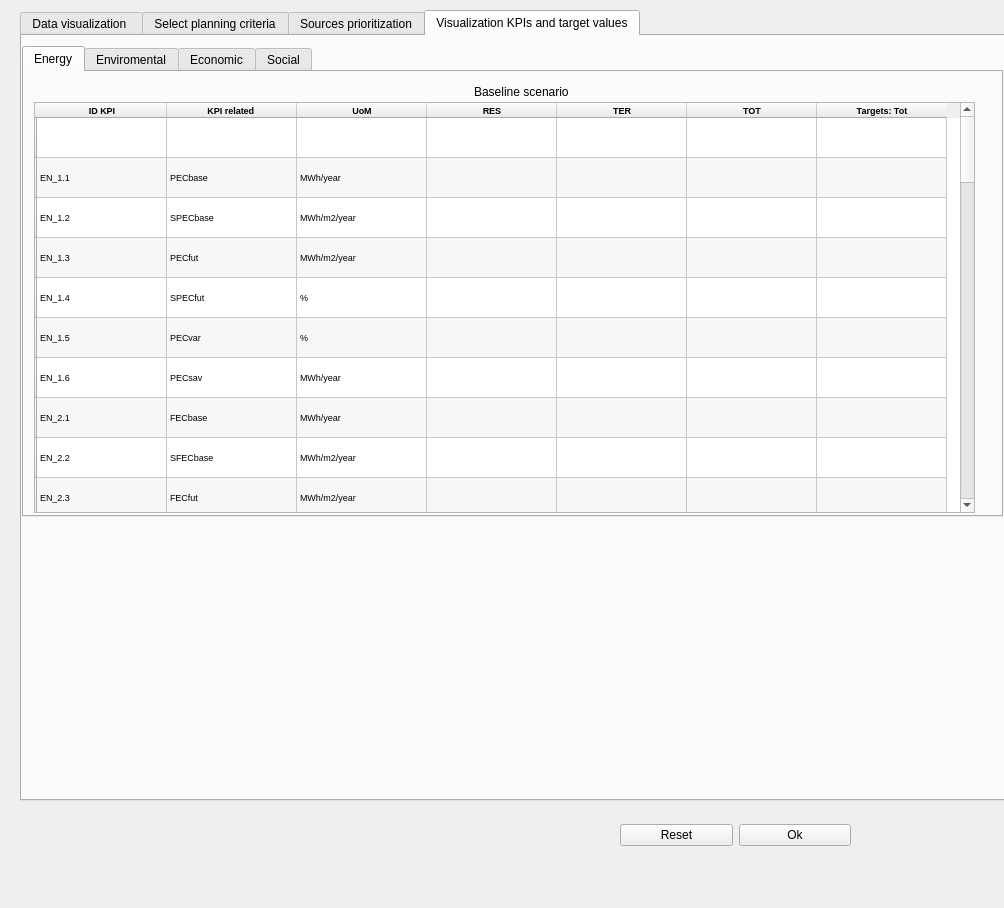
Before: the Qt Designer form planning_and_simulation_modules/ui/Step3dockwidget.ui in Planheat/Planheat-Tool, drawn with Qt 5.
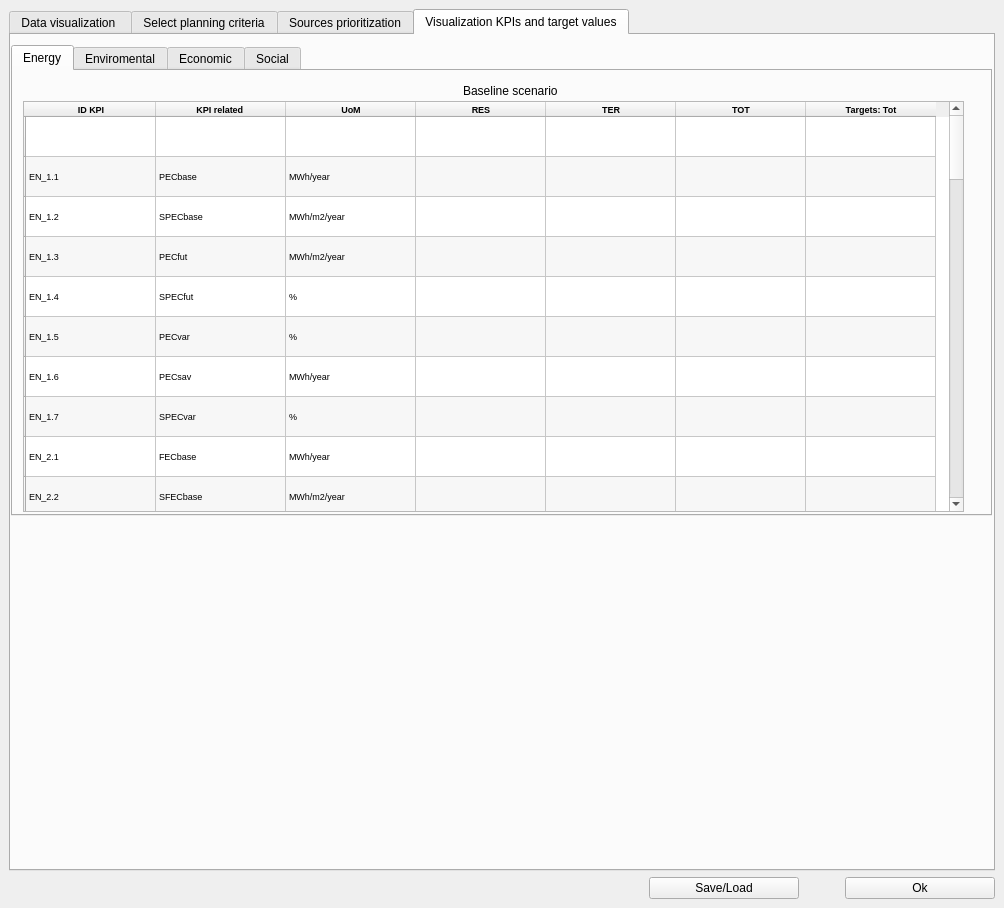
After: the same form once the commit is applied. The open tabs and pages were chosen to show the change.

Patch:
```diff
--- a/planning_and_simulation_modules/ui/Step3dockwidget.ui
+++ b/planning_and_simulation_modules/ui/Step3dockwidget.ui
@@ -14,41 +14,9 @@
    <string>Selection of planning criteria and KPIs</string>
   </property>
   <widget class="QWidget" name="dockWidgetContents">
-   <widget class="QWidget" name="horizontalLayoutWidget">
-    <property name="geometry">
-     <rect>
-      <x>620</x>
-      <y>810</y>
-      <width>231</width>
-      <height>51</height>
-     </rect>
-    </property>
-    <layout class="QHBoxLayout" name="horizontalLayout">
+   <layout class="QVBoxLayout" name="verticalLayout">
      <item>
-      <widget class="QPushButton" name="resetTargets">
-       <property name="text">
-        <string>Reset</string>
-       </property>
-      </widget>
-     </item>
-     <item>
-      <widget class="QPushButton" name="oktargets">
-       <property name="text">
-        <string>Ok</string>
-       </property>
-      </widget>
-     </item>
-    </layout>
-   </widget>
    <widget class="QTabWidget" name="tabWidget_2">
-    <property name="geometry">
-     <rect>
-      <x>20</x>
-      <y>10</y>
-      <width>991</width>
-      <height>791</height>
-     </rect>
-    </property>
     <property name="currentIndex">
      <number>3</number>
     </property>
@@ -3489,6 +3457,16 @@
           <string/>
          </property>
         </row>
+          <row>
+           <property name="text">
+            <string/>
+           </property>
+          </row>
+          <row>
+           <property name="text">
+            <string/>
+           </property>
+          </row>
         <column>
          <property name="text">
           <string>ID KPI</string>
@@ -3786,6 +3764,36 @@
         </item>
         <item row="7" column="0">
          <property name="text">
+            <string>EN_1.7</string>
+           </property>
+           <property name="font">
+            <font>
+             <pointsize>7</pointsize>
+            </font>
+           </property>
+          </item>
+          <item row="7" column="1">
+           <property name="text">
+            <string>SPECvar</string>
+           </property>
+           <property name="font">
+            <font>
+             <pointsize>7</pointsize>
+            </font>
+           </property>
+          </item>
+          <item row="7" column="2">
+           <property name="text">
+            <string>%</string>
+           </property>
+           <property name="font">
+            <font>
+             <pointsize>7</pointsize>
+            </font>
+           </property>
+          </item>
+          <item row="8" column="0">
+           <property name="text">
           <string>EN_2.1</string>
          </property>
          <property name="font">
@@ -3794,7 +3802,7 @@
           </font>
          </property>
         </item>
-        <item row="7" column="1">
+          <item row="8" column="1">
          <property name="text">
           <string>FECbase</string>
          </property>
@@ -3804,7 +3812,7 @@
           </font>
          </property>
         </item>
-        <item row="7" column="2">
+          <item row="8" column="2">
          <property name="text">
           <string>MWh/year</string>
          </property>
@@ -3814,7 +3822,7 @@
           </font>
          </property>
         </item>
-        <item row="8" column="0">
+          <item row="9" column="0">
          <property name="text">
           <string>EN_2.2</string>
          </property>
@@ -3824,7 +3832,7 @@
           </font>
          </property>
         </item>
-        <item row="8" column="1">
+          <item row="9" column="1">
          <property name="text">
           <string>SFECbase</string>
          </property>
@@ -3834,7 +3842,7 @@
           </font>
          </property>
         </item>
-        <item row="8" column="2">
+          <item row="9" column="2">
          <property name="text">
           <string>MWh/m2/year</string>
          </property>
@@ -3844,7 +3852,7 @@
           </font>
          </property>
         </item>
-        <item row="9" column="0">
+          <item row="10" column="0">
          <property name="text">
           <string>EN_2.3</string>
          </property>
@@ -3854,7 +3862,7 @@
           </font>
          </property>
         </item>
-        <item row="9" column="1">
+          <item row="10" column="1">
          <property name="text">
           <string>FECfut</string>
          </property>
@@ -3864,7 +3872,7 @@
           </font>
          </property>
         </item>
-        <item row="9" column="2">
+          <item row="10" column="2">
          <property name="text">
           <string>MWh/m2/year</string>
          </property>
@@ -3874,7 +3882,7 @@
           </font>
          </property>
         </item>
-        <item row="10" column="0">
+          <item row="11" column="0">
          <property name="text">
           <string>EN_2.4</string>
          </property>
@@ -3884,7 +3892,7 @@
           </font>
          </property>
         </item>
-        <item row="10" column="1">
+          <item row="11" column="1">
          <property name="text">
           <string>FPECfut</string>
          </property>
@@ -3894,7 +3902,7 @@
           </font>
          </property>
         </item>
-        <item row="10" column="2">
+          <item row="11" column="2">
          <property name="text">
           <string>%</string>
          </property>
@@ -3904,7 +3912,7 @@
           </font>
          </property>
         </item>
-        <item row="11" column="0">
+          <item row="12" column="0">
          <property name="text">
           <string>EN_2.5</string>
          </property>
@@ -3914,7 +3922,7 @@
           </font>
          </property>
         </item>
-        <item row="11" column="1">
+          <item row="12" column="1">
          <property name="text">
           <string>FECvar</string>
          </property>
@@ -3924,7 +3932,7 @@
           </font>
          </property>
         </item>
-        <item row="11" column="2">
+          <item row="12" column="2">
          <property name="text">
           <string>%</string>
          </property>
@@ -3934,7 +3942,7 @@
           </font>
          </property>
         </item>
-        <item row="12" column="0">
+          <item row="13" column="0">
          <property name="text">
           <string>EN_2.6</string>
          </property>
@@ -3944,7 +3952,7 @@
           </font>
          </property>
         </item>
-        <item row="12" column="1">
+          <item row="13" column="1">
          <property name="text">
           <string>SFECvar</string>
          </property>
@@ -3954,7 +3962,7 @@
           </font>
          </property>
         </item>
-        <item row="12" column="2">
+          <item row="13" column="2">
          <property name="text">
           <string>MWh/year</string>
          </property>
@@ -3964,7 +3972,7 @@
           </font>
          </property>
         </item>
-        <item row="13" column="0">
+          <item row="14" column="0">
          <property name="text">
           <string>EN_3.1</string>
          </property>
@@ -3974,7 +3982,7 @@
           </font>
          </property>
         </item>
-        <item row="13" column="1">
+          <item row="14" column="1">
          <property name="text">
           <string>UEDbase</string>
          </property>
@@ -3984,7 +3992,7 @@
           </font>
          </property>
         </item>
-        <item row="13" column="2">
+          <item row="14" column="2">
          <property name="text">
           <string>MWh/year</string>
          </property>
@@ -3994,7 +4002,7 @@
           </font>
          </property>
         </item>
-        <item row="14" column="0">
+          <item row="15" column="0">
          <property name="text">
           <string>EN_3.2</string>
          </property>
@@ -4004,7 +4012,7 @@
           </font>
          </property>
         </item>
-        <item row="14" column="1">
+          <item row="15" column="1">
          <property name="text">
           <string>SUEDbase</string>
          </property>
@@ -4014,7 +4022,7 @@
           </font>
          </property>
         </item>
-        <item row="14" column="2">
+          <item row="15" column="2">
          <property name="text">
           <string>MWh/m2/year</string>
          </property>
@@ -4024,7 +4032,7 @@
           </font>
          </property>
         </item>
-        <item row="15" column="0">
+          <item row="16" column="0">
          <property name="text">
           <string>EN_3.3</string>
          </property>
@@ -4034,7 +4042,7 @@
           </font>
          </property>
         </item>
-        <item row="15" column="1">
+          <item row="16" column="1">
          <property name="text">
           <string>UEDfut</string>
          </property>
@@ -4044,7 +4052,7 @@
           </font>
          </property>
         </item>
-        <item row="15" column="2">
+          <item row="16" column="2">
          <property name="text">
           <string>MWh/m2/year</string>
          </property>
@@ -4054,7 +4062,7 @@
           </font>
          </property>
         </item>
-        <item row="16" column="0">
+          <item row="17" column="0">
          <property name="text">
           <string>EN_3.4</string>
          </property>
@@ -4064,7 +4072,7 @@
           </font>
          </property>
         </item>
-        <item row="16" column="1">
+          <item row="17" column="1">
          <property name="text">
           <string>SUEDfut</string>
          </property>
@@ -4074,7 +4082,7 @@
           </font>
          </property>
         </item>
-        <item row="16" column="2">
+          <item row="17" column="2">
          <property name="text">
           <string>%</string>
          </property>
@@ -4084,7 +4092,7 @@
           </font>
          </property>
         </item>
-        <item row="17" column="0">
+          <item row="18" column="0">
          <property name="text">
           <string>EN_3.5</string>
          </property>
@@ -4094,7 +4102,7 @@
           </font>
          </property>
         </item>
-        <item row="17" column="1">
+          <item row="18" column="1">
          <property name="text">
           <string>UEDvar</string>
          </property>
@@ -4104,7 +4112,7 @@
           </font>
          </property>
         </item>
-        <item row="17" column="2">
+          <item row="18" column="2">
          <property name="text">
           <string>MWh/m2/year</string>
          </property>
@@ -4114,7 +4122,7 @@
           </font>
          </property>
         </item>
-        <item row="18" column="0">
+          <item row="19" column="0">
          <property name="text">
           <string>EN_3.6</string>
          </property>
@@ -4124,7 +4132,7 @@
           </font>
          </property>
         </item>
-        <item row="18" column="1">
+          <item row="19" column="1">
          <property name="text">
           <string>SUEDvar</string>
          </property>
@@ -4134,7 +4142,7 @@
           </font>
          </property>
         </item>
-        <item row="18" column="2">
+          <item row="19" column="2">
          <property name="text">
           <string>MWh/year</string>
          </property>
@@ -4144,7 +4152,38 @@
           </font>
          </property>
         </item>
-        <item row="19" column="0">
+          <item row="20" column="0">
+           <property name="text">
+            <string>EN_3.7</string>
+           </property>
+           <property name="font">
+            <font>
+             <pointsize>7</pointsize>
+            </font>
+           </property>
+          </item>
+          <item row="20" column="1">
+           <property name="text">
+            <string>SUEDvar</string>
+           </property>
+           <property name="font">
+            <font>
+             <family>MS Shell Dlg 2</family>
+             <pointsize>7</pointsize>
+            </font>
+           </property>
+          </item>
+          <item row="20" column="2">
+           <property name="text">
+            <string>%</string>
+           </property>
+           <property name="font">
+            <font>
+             <pointsize>7</pointsize>
+            </font>
+           </property>
+          </item>
+          <item row="21" column="0">
          <property name="text">
           <string>EN_4.1</string>
          </property>
@@ -4154,7 +4193,7 @@
           </font>
          </property>
         </item>
-        <item row="19" column="1">
+          <item row="21" column="1">
          <property name="text">
           <string>RESbase</string>
          </property>
@@ -4164,7 +4203,7 @@
           </font>
          </property>
         </item>
-        <item row="19" column="2">
+          <item row="21" column="2">
          <property name="text">
           <string>MWh/year</string>
          </property>
@@ -4174,7 +4213,7 @@
           </font>
          </property>
         </item>
-        <item row="20" column="0">
+          <item row="22" column="0">
          <property name="text">
           <string>EN_4.2</string>
          </property>
@@ -4184,7 +4223,7 @@
           </font>
          </property>
         </item>
-        <item row="20" column="1">
+          <item row="22" column="1">
          <property name="text">
           <string>RES % baseline</string>
          </property>
@@ -4194,7 +4233,7 @@
           </font>
          </property>
         </item>
-        <item row="20" column="2">
+          <item row="22" column="2">
          <property name="text">
           <string>%</string>
          </property>
@@ -4204,7 +4243,7 @@
           </font>
          </property>
         </item>
-        <item row="21" column="0">
+          <item row="23" column="0">
          <property name="text">
           <string>EN_4.3</string>
          </property>
@@ -4214,7 +4253,7 @@
           </font>
          </property>
         </item>
-        <item row="21" column="1">
+          <item row="23" column="1">
          <property name="text">
           <string>RESfut</string>
          </property>
@@ -4224,7 +4263,7 @@
           </font>
          </property>
         </item>
-        <item row="21" column="2">
+          <item row="23" column="2">
          <property name="text">
           <string>%</string>
          </property>
@@ -4234,7 +4273,7 @@
           </font>
          </property>
         </item>
-        <item row="22" column="0">
+          <item row="24" column="0">
          <property name="text">
           <string>EN_4.4</string>
          </property>
@@ -4244,7 +4283,7 @@
           </font>
          </property>
         </item>
-        <item row="22" column="1">
+          <item row="24" column="1">
          <property name="text">
           <string>RESfut%</string>
          </property>
@@ -4254,7 +4293,7 @@
           </font>
          </property>
         </item>
-        <item row="22" column="2">
+          <item row="24" column="2">
          <property name="text">
           <string>%</string>
          </property>
@@ -4264,7 +4303,7 @@
           </font>
          </property>
         </item>
-        <item row="23" column="0">
+          <item row="25" column="0">
          <property name="text">
           <string>EN_5.1</string>
          </property>
@@ -4274,7 +4313,7 @@
           </font>
          </property>
         </item>
-        <item row="23" column="1">
+          <item row="25" column="1">
          <property name="text">
           <string>WHbase</string>
          </property>
@@ -4284,7 +4323,7 @@
           </font>
          </property>
         </item>
-        <item row="23" column="2">
+          <item row="25" column="2">
          <property name="text">
           <string>MWh/year</string>
          </property>
@@ -4294,7 +4333,7 @@
           </font>
          </property>
         </item>
-        <item row="24" column="0">
+          <item row="26" column="0">
          <property name="text">
           <string>EN_5.2</string>
          </property>
@@ -4304,7 +4343,7 @@
           </font>
          </property>
         </item>
-        <item row="24" column="1">
+          <item row="26" column="1">
          <property name="text">
           <string>WHbase%</string>
          </property>
@@ -4314,7 +4353,7 @@
           </font>
          </property>
         </item>
-        <item row="24" column="2">
+          <item row="26" column="2">
          <property name="text">
           <string>%</string>
          </property>
@@ -4324,7 +4363,7 @@
           </font>
          </property>
         </item>
-        <item row="25" column="0">
+          <item row="27" column="0">
          <property name="text">
           <string>EN_5.3</string>
          </property>
@@ -4334,7 +4373,7 @@
           </font>
          </property>
         </item>
-        <item row="25" column="1">
+          <item row="27" column="1">
          <property name="text">
           <string>WHfut</string>
          </property>
@@ -4344,69 +4383,9 @@
           </font>
          </property>
         </item>
-        <item row="25" column="2">
-         <property name="text">
-          <string>%</string>
-         </property>
-         <property name="font">
-          <font>
-           <pointsize>7</pointsize>
-          </font>
-         </property>
-        </item>
-        <item row="26" column="0">
-         <property name="text">
-          <string>EN_5.4</string>
-         </property>
-         <property name="font">
-          <font>
-           <pointsize>7</pointsize>
-          </font>
-         </property>
-        </item>
-        <item row="26" column="1">
-         <property name="text">
-          <string>WHfut%</string>
-         </property>
-         <property name="font">
-          <font>
-           <pointsize>7</pointsize>
-          </font>
-         </property>
-        </item>
-        <item row="26" column="2">
-         <property name="text">
-          <string>%</string>
-         </property>
-         <property name="font">
-          <font>
-           <pointsize>7</pointsize>
-          </font>
-         </property>
-        </item>
-        <item row="27" column="0">
-         <property name="text">
-          <string>EN_6.1</string>
-         </property>
-         <property name="font">
-          <font>
-           <pointsize>7</pointsize>
-          </font>
-         </property>
-        </item>
-        <item row="27" column="1">
-         <property name="text">
-          <string>CFbase</string>
-         </property>
-         <property name="font">
-          <font>
-           <pointsize>7</pointsize>
-          </font>
-         </property>
-        </item>
         <item row="27" column="2">
          <property name="text">
-          <string>MWh/year</string>
+            <string>%</string>
          </property>
          <property name="font">
           <font>
@@ -4416,7 +4395,7 @@
         </item>
         <item row="28" column="0">
          <property name="text">
-          <string>EN_6.2</string>
+            <string>EN_5.4</string>
          </property>
          <property name="font">
           <font>
@@ -4426,7 +4405,7 @@
         </item>
         <item row="28" column="1">
          <property name="text">
-          <string>CFs % baseline</string>
+            <string>WHfut%</string>
          </property>
          <property name="font">
           <font>
@@ -4446,7 +4425,7 @@
         </item>
         <item row="29" column="0">
          <property name="text">
-          <string>EN_6.3</string>
+            <string>EN_6.1</string>
          </property>
          <property name="font">
           <font>
@@ -4456,7 +4435,7 @@
         </item>
         <item row="29" column="1">
          <property name="text">
-          <string>CFfut</string>
+            <string>CFbase</string>
          </property>
          <property name="font">
           <font>
@@ -4466,7 +4445,7 @@
         </item>
         <item row="29" column="2">
          <property name="text">
-          <string>%</string>
+            <string>MWh/year</string>
          </property>
          <property name="font">
           <font>
@@ -4476,7 +4455,7 @@
         </item>
         <item row="30" column="0">
          <property name="text">
-          <string>EN_6.4</string>
+            <string>EN_6.2</string>
          </property>
          <property name="font">
           <font>
@@ -4486,7 +4465,7 @@
         </item>
         <item row="30" column="1">
          <property name="text">
-          <string>CFfut%</string>
+            <string>CFs % baseline</string>
          </property>
          <property name="font">
           <font>
@@ -4506,7 +4485,7 @@
         </item>
         <item row="31" column="0">
          <property name="text">
-          <string>EN_7.1</string>
+            <string>EN_6.3</string>
          </property>
          <property name="font">
           <font>
@@ -4516,7 +4495,7 @@
         </item>
         <item row="31" column="1">
          <property name="text">
-          <string>ELbase</string>
+            <string>CFfut</string>
          </property>
          <property name="font">
           <font>
@@ -4526,7 +4505,7 @@
         </item>
         <item row="31" column="2">
          <property name="text">
-          <string>MWh/year</string>
+            <string>%</string>
          </property>
          <property name="font">
           <font>
@@ -4536,7 +4515,7 @@
         </item>
         <item row="32" column="0">
          <property name="text">
-          <string>EN_7.2</string>
+            <string>EN_6.4</string>
          </property>
          <property name="font">
           <font>
@@ -4546,7 +4525,7 @@
         </item>
         <item row="32" column="1">
          <property name="text">
-          <string>EI % baseline</string>
+            <string>CFfut%</string>
          </property>
          <property name="font">
           <font>
@@ -4566,7 +4545,7 @@
         </item>
         <item row="33" column="0">
          <property name="text">
-          <string>EN_7.3</string>
+            <string>EN_7.1</string>
          </property>
          <property name="font">
           <font>
@@ -4576,7 +4555,7 @@
         </item>
         <item row="33" column="1">
          <property name="text">
-          <string>ELfut</string>
+            <string>ELbase</string>
          </property>
          <property name="font">
           <font>
@@ -4586,7 +4565,7 @@
         </item>
         <item row="33" column="2">
          <property name="text">
-          <string>%</string>
+            <string>MWh/year</string>
          </property>
          <property name="font">
           <font>
@@ -4596,7 +4575,7 @@
         </item>
         <item row="34" column="0">
          <property name="text">
-          <string>EN_7.4</string>
+            <string>EN_7.2</string>
          </property>
          <property name="font">
           <font>
@@ -4606,7 +4585,7 @@
         </item>
         <item row="34" column="1">
          <property name="text">
-          <string>ELfut%</string>
+            <string>EI % baseline</string>
          </property>
          <property name="font">
           <font>
@@ -4626,7 +4605,7 @@
         </item>
         <item row="35" column="0">
          <property name="text">
-          <string>EN_9.1</string>
+            <string>EN_7.3</string>
          </property>
          <property name="font">
           <font>
@@ -4636,7 +4615,7 @@
         </item>
         <item row="35" column="1">
          <property name="text">
-          <string>Baseline cooling penetration</string>
+            <string>ELfut</string>
          </property>
          <property name="font">
           <font>
@@ -4656,7 +4635,7 @@
         </item>
         <item row="36" column="0">
          <property name="text">
-          <string>EN_9.2</string>
+            <string>EN_7.4</string>
          </property>
          <property name="font">
           <font>
@@ -4666,7 +4645,7 @@
         </item>
         <item row="36" column="1">
          <property name="text">
-          <string>Future cooling penetration</string>
+            <string>ELfut%</string>
          </property>
          <property name="font">
           <font>
@@ -4686,7 +4665,7 @@
         </item>
         <item row="37" column="0">
          <property name="text">
-          <string>EN_11.1</string>
+            <string>EN_9.1</string>
          </property>
          <property name="font">
           <font>
@@ -4696,7 +4675,7 @@
         </item>
         <item row="37" column="1">
          <property name="text">
-          <string>Sthpenfut</string>
+            <string>Baseline cooling penetration</string>
          </property>
          <property name="font">
           <font>
@@ -4706,7 +4685,7 @@
         </item>
         <item row="37" column="2">
          <property name="text">
-          <string>MWh/year</string>
+            <string>%</string>
          </property>
          <property name="font">
           <font>
@@ -4716,7 +4695,7 @@
         </item>
         <item row="38" column="0">
          <property name="text">
-          <string>EN_11.2</string>
+            <string>EN_9.2</string>
          </property>
          <property name="font">
           <font>
@@ -4726,7 +4705,7 @@
         </item>
         <item row="38" column="1">
          <property name="text">
-          <string>FECsoltherm</string>
+            <string>Future cooling penetration</string>
          </property>
          <property name="font">
           <font>
@@ -4746,7 +4725,7 @@
         </item>
         <item row="39" column="0">
          <property name="text">
-          <string>EN_11.3</string>
+            <string>EN_11.1</string>
          </property>
          <property name="font">
           <font>
@@ -4756,7 +4735,7 @@
         </item>
         <item row="39" column="1">
          <property name="text">
-          <string>Sthpenbase</string>
+            <string>Sthpenfut</string>
          </property>
          <property name="font">
           <font>
@@ -4766,7 +4745,7 @@
         </item>
         <item row="39" column="2">
          <property name="text">
-          <string>%</string>
+            <string>MWh/year</string>
          </property>
          <property name="font">
           <font>
@@ -4776,7 +4755,7 @@
         </item>
         <item row="40" column="0">
          <property name="text">
-          <string>EN_12.1</string>
+            <string>EN_11.2</string>
          </property>
          <property name="font">
           <font>
@@ -4786,7 +4765,7 @@
         </item>
         <item row="40" column="1">
          <property name="text">
-          <string>locsourbase</string>
+            <string>FECsoltherm</string>
          </property>
          <property name="font">
           <font>
@@ -4806,7 +4785,7 @@
         </item>
         <item row="41" column="0">
          <property name="text">
-          <string>EN_12.2</string>
+            <string>EN_11.3</string>
          </property>
          <property name="font">
           <font>
@@ -4816,7 +4795,7 @@
         </item>
         <item row="41" column="1">
          <property name="text">
-          <string>locsourfut</string>
+            <string>Sthpenbase</string>
          </property>
          <property name="font">
           <font>
@@ -4836,7 +4815,7 @@
         </item>
         <item row="42" column="0">
          <property name="text">
-          <string>EN_13.2</string>
+            <string>EN_12.1</string>
          </property>
          <property name="font">
           <font>
@@ -4846,7 +4825,7 @@
         </item>
         <item row="42" column="1">
          <property name="text">
-          <string>DHNlossbase</string>
+            <string>locsourbase</string>
          </property>
          <property name="font">
           <font>
@@ -4856,7 +4835,7 @@
         </item>
         <item row="42" column="2">
          <property name="text">
-          <string>MWh/year</string>
+            <string>%</string>
          </property>
          <property name="font">
           <font>
@@ -4866,7 +4845,7 @@
         </item>
         <item row="43" column="0">
          <property name="text">
-          <string/>
+            <string>EN_12.2</string>
          </property>
          <property name="font">
           <font>
@@ -4876,7 +4855,7 @@
         </item>
         <item row="43" column="1">
          <property name="text">
-          <string>DHNlossfut</string>
+            <string>locsourfut</string>
          </property>
          <property name="font">
           <font>
@@ -4896,7 +4875,7 @@
         </item>
         <item row="44" column="0">
          <property name="text">
-          <string>EN_13.1</string>
+            <string>EN_13.1a</string>
          </property>
          <property name="font">
           <font>
@@ -4906,7 +4885,7 @@
         </item>
         <item row="44" column="1">
          <property name="text">
-          <string>DCNlossbase</string>
+            <string>DHNlossbase</string>
          </property>
          <property name="font">
           <font>
@@ -4926,7 +4905,7 @@
         </item>
         <item row="45" column="0">
          <property name="text">
-          <string/>
+            <string>EN_13.1b</string>
          </property>
          <property name="font">
           <font>
@@ -4936,7 +4915,7 @@
         </item>
         <item row="45" column="1">
          <property name="text">
-          <string>DCNlossfut</string>
+            <string>DHNlossfut</string>
          </property>
          <property name="font">
           <font>
@@ -4946,7 +4925,7 @@
         </item>
         <item row="45" column="2">
          <property name="text">
-          <string>%</string>
+            <string>MWh/year</string>
          </property>
          <property name="font">
           <font>
@@ -4956,7 +4935,7 @@
         </item>
         <item row="46" column="0">
          <property name="text">
-          <string>EN_14.1</string>
+            <string>EN_13.2a</string>
          </property>
          <property name="font">
           <font>
@@ -4966,7 +4945,7 @@
         </item>
         <item row="46" column="1">
          <property name="text">
-          <string>DHNlhbase</string>
+            <string>DCNlossbase</string>
          </property>
          <property name="font">
           <font>
@@ -4976,7 +4955,7 @@
         </item>
         <item row="46" column="2">
          <property name="text">
-          <string>MWh/m/year</string>
+            <string>MWh/year</string>
          </property>
          <property name="font">
           <font>
@@ -4986,7 +4965,7 @@
         </item>
         <item row="47" column="0">
          <property name="text">
-          <string/>
+            <string>EN_13.2b</string>
          </property>
          <property name="font">
           <font>
@@ -4996,7 +4975,7 @@
         </item>
         <item row="47" column="1">
          <property name="text">
-          <string>DHNlhfut</string>
+            <string>DCNlossfut</string>
          </property>
          <property name="font">
           <font>
@@ -5006,7 +4985,7 @@
         </item>
         <item row="47" column="2">
          <property name="text">
-          <string>%</string>
+            <string>MWh/year</string>
          </property>
          <property name="font">
           <font>
@@ -5016,7 +4995,7 @@
         </item>
         <item row="48" column="0">
          <property name="text">
-          <string>EN_14.2</string>
+            <string>EN_14.1a</string>
          </property>
          <property name="font">
           <font>
@@ -5026,7 +5005,7 @@
         </item>
         <item row="48" column="1">
          <property name="text">
-          <string>DCNlhbase</string>
+            <string>DHNlhbase</string>
          </property>
          <property name="font">
           <font>
@@ -5046,7 +5025,7 @@
         </item>
         <item row="49" column="0">
          <property name="text">
-          <string/>
+            <string>EN_14.1b</string>
          </property>
          <property name="font">
           <font>
@@ -5056,7 +5035,7 @@
         </item>
         <item row="49" column="1">
          <property name="text">
-          <string>DCNlhfut</string>
+            <string>DHNlhfut</string>
          </property>
          <property name="font">
           <font>
@@ -5066,7 +5045,7 @@
         </item>
         <item row="49" column="2">
          <property name="text">
-          <string>%</string>
+            <string>MWh/m/year</string>
          </property>
          <property name="font">
           <font>
@@ -5076,7 +5055,7 @@
         </item>
         <item row="50" column="0">
          <property name="text">
-          <string>EN_15.1</string>
+            <string>EN_14.2</string>
          </property>
          <property name="font">
           <font>
@@ -5086,7 +5065,7 @@
         </item>
         <item row="50" column="1">
          <property name="text">
-          <string>Yearly Equivalent Operating Hours baseline </string>
+            <string>DCNlhbase</string>
          </property>
          <property name="font">
           <font>
@@ -5096,7 +5075,7 @@
         </item>
         <item row="50" column="2">
          <property name="text">
-          <string>h/year</string>
+            <string>MWh/m/year</string>
          </property>
          <property name="font">
           <font>
@@ -5106,7 +5085,7 @@
         </item>
         <item row="51" column="0">
          <property name="text">
-          <string>EN_15.2</string>
+            <string/>
          </property>
          <property name="font">
           <font>
@@ -5116,7 +5095,7 @@
         </item>
         <item row="51" column="1">
          <property name="text">
-          <string>Yearly Equivalent Operating Hours variation </string>
+            <string>DCNlhfut</string>
          </property>
          <property name="font">
           <font>
@@ -5134,6 +5113,66 @@
           </font>
          </property>
         </item>
+          <item row="52" column="0">
+           <property name="text">
+            <string>EN_15.1</string>
+           </property>
+           <property name="font">
+            <font>
+             <pointsize>7</pointsize>
+            </font>
+           </property>
+          </item>
+          <item row="52" column="1">
+           <property name="text">
+            <string>YEOH base</string>
+           </property>
+           <property name="font">
+            <font>
+             <pointsize>7</pointsize>
+            </font>
+           </property>
+          </item>
+          <item row="52" column="2">
+           <property name="text">
+            <string>h/year</string>
+           </property>
+           <property name="font">
+            <font>
+             <pointsize>7</pointsize>
+            </font>
+           </property>
+          </item>
+          <item row="53" column="0">
+           <property name="text">
+            <string>EN_15.2</string>
+           </property>
+           <property name="font">
+            <font>
+             <pointsize>7</pointsize>
+            </font>
+           </property>
+          </item>
+          <item row="53" column="1">
+           <property name="text">
+            <string>YEOH var</string>
+           </property>
+           <property name="font">
+            <font>
+             <pointsize>7</pointsize>
+            </font>
+           </property>
+          </item>
+          <item row="53" column="2">
+           <property name="text">
+            <string>%</string>
+           </property>
+           <property name="font">
+            <font>
+             <pointsize>7</pointsize>
+            </font>
+           </property>
+          </item>
        </widget>
       </widget>
       <widget class="QWidget" name="tab_4">
@@ -6983,6 +7022,91 @@
      </widget>
     </widget>
    </widget>
+    </item>
+    <item>
+     <layout class="QHBoxLayout" name="horizontalLayout">
+      <item>
+       <spacer name="horizontalSpacer_2">
+        <property name="orientation">
+         <enum>Qt::Horizontal</enum>
+        </property>
+        <property name="sizeHint" stdset="0">
+         <size>
+          <width>40</width>
+          <height>20</height>
+         </size>
+        </property>
+       </spacer>
+      </item>
+      <item>
+       <widget class="QPushButton" name="saveLoad">
+        <property name="sizePolicy">
+         <sizepolicy hsizetype="Preferred" vsizetype="Fixed">
+          <horstretch>0</horstretch>
+          <verstretch>0</verstretch>
+         </sizepolicy>
+        </property>
+        <property name="minimumSize">
+         <size>
+          <width>150</width>
+          <height>0</height>
+         </size>
+        </property>
+        <property name="maximumSize">
+         <size>
+          <width>16777215</width>
+          <height>16777215</height>
+         </size>
+        </property>
+        <property name="baseSize">
+         <size>
+          <width>0</width>
+          <height>0</height>
+         </size>
+        </property>
+        <property name="text">
+         <string>Save/Load</string>
+        </property>
+       </widget>
+      </item>
+      <item>
+       <spacer name="horizontalSpacer">
+        <property name="orientation">
+         <enum>Qt::Horizontal</enum>
+        </property>
+        <property name="sizeType">
+         <enum>QSizePolicy::Preferred</enum>
+        </property>
+        <property name="sizeHint" stdset="0">
+         <size>
+          <width>40</width>
+          <height>20</height>
+         </size>
+        </property>
+       </spacer>
+      </item>
+      <item>
+       <widget class="QPushButton" name="oktargets">
+        <property name="sizePolicy">
+         <sizepolicy hsizetype="Preferred" vsizetype="Fixed">
+          <horstretch>0</horstretch>
+          <verstretch>0</verstretch>
+         </sizepolicy>
+        </property>
+        <property name="minimumSize">
+         <size>
+          <width>150</width>
+          <height>0</height>
+         </size>
+        </property>
+        <property name="text">
+         <string>Ok</string>
+        </property>
+       </widget>
+      </item>
+     </layout>
+    </item>
+   </layout>
   </widget>
  </widget>
  <resources/>
```
Left out of the diff: 103 changed lines with no effect on the pictures. Lines whose indentation alone changed are shown as unchanged.
